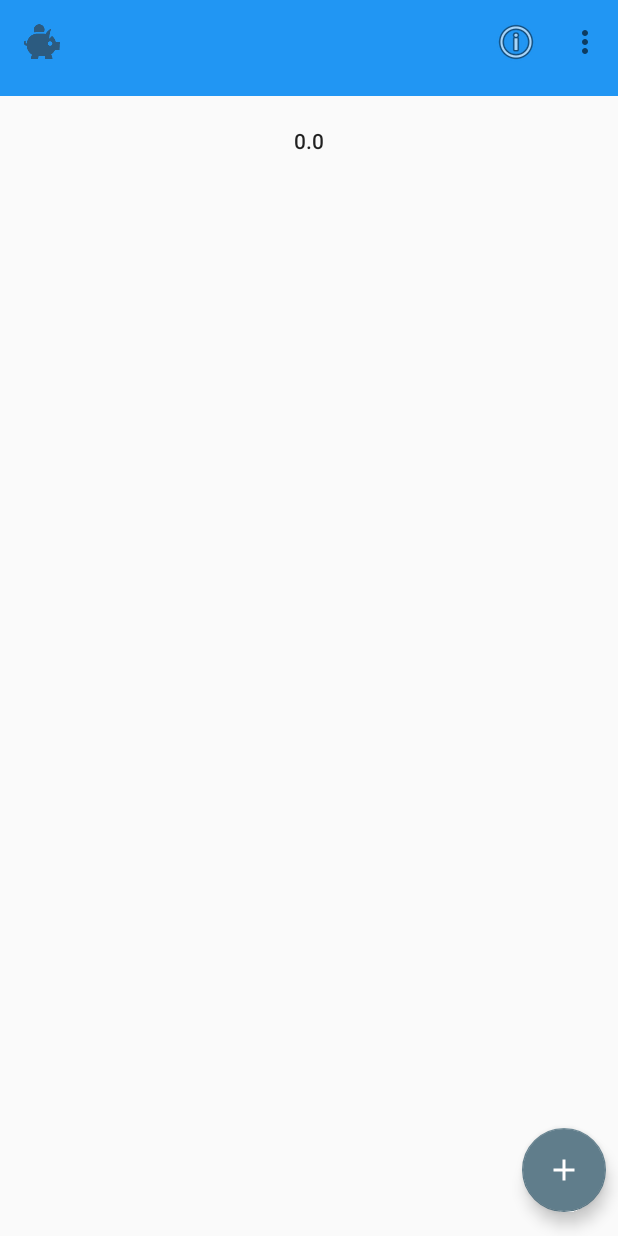
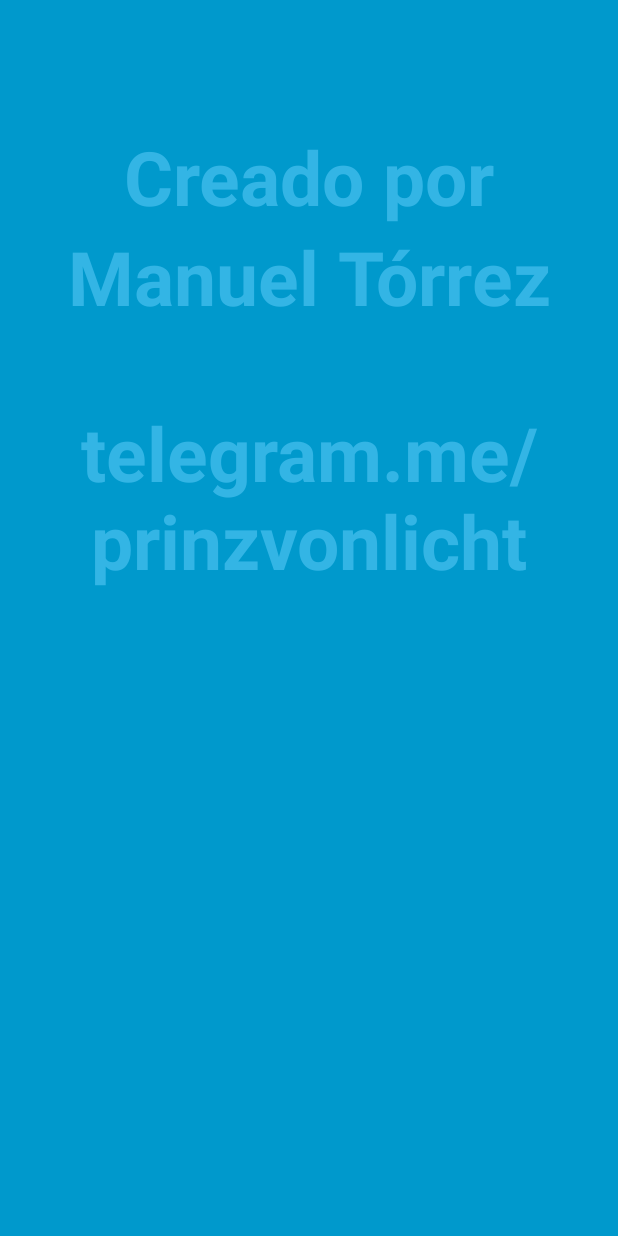
Before and after one commit to manueltorrez/android-app-guardalo, an Android app: the MainActivity screen opened directly, with no data from a screen before it, after a tap on "Total", on a phone screen of 412 x 824 dp. Run offline under Robolectric (Android 15) with nearby library versions, the phone set to English and light mode, and no system bars; our stand-ins replace Firebase (no records; nobody signed in at launch, a user with empty details on screens opened directly); libraries missing offline, so code that uses them is left out: com.chocoyo.labs, jp.wasabeef.recyclerview; 7 statements that could not run were skipped.

Commit message:
About app activity added

```diff
--- /dev/null
+++ b/Guardalo/app/src/main/java/com/gangofseven/labs/app/guardalo/UI/activities/About.java
@@ -0,0 +1,179 @@
+package com.gangofseven.labs.app.guardalo.UI.activities;
+
+import android.annotation.SuppressLint;
+import android.content.Intent;
+import android.support.v7.app.ActionBar;
+import android.support.v7.app.AppCompatActivity;
+import android.os.Bundle;
+import android.os.Handler;
+import android.view.MotionEvent;
+import android.view.View;
+import android.widget.Button;
+
+import com.gangofseven.labs.app.guardalo.R;
+
+/**
+ * An example full-screen activity that shows and hides the system UI (i.e.
+ * status bar and navigation/system bar) with user interaction.
+ */
+public class About extends AppCompatActivity {
+    /**
+     * Whether or not the system UI should be auto-hidden after
+     * {@link #AUTO_HIDE_DELAY_MILLIS} milliseconds.
+     */
+
+    private Button dummy;
+
+    private static final boolean AUTO_HIDE = true;
+
+    /**
+     * If {@link #AUTO_HIDE} is set, the number of milliseconds to wait after
+     * user interaction before hiding the system UI.
+     */
+    private static final int AUTO_HIDE_DELAY_MILLIS = 3000;
+
+    /**
+     * Some older devices needs a small delay between UI widget updates
+     * and a change of the status and navigation bar.
+     */
+    private static final int UI_ANIMATION_DELAY = 300;
+    private final Handler mHideHandler = new Handler();
+    private View mContentView;
+    private final Runnable mHidePart2Runnable = new Runnable() {
+        @SuppressLint("InlinedApi")
+        @Override
+        public void run() {
+            // Delayed removal of status and navigation bar
+
+            // Note that some of these constants are new as of API 16 (Jelly Bean)
+            // and API 19 (KitKat). It is safe to use them, as they are inlined
+            // at compile-time and do nothing on earlier devices.
+            mContentView.setSystemUiVisibility(View.SYSTEM_UI_FLAG_LOW_PROFILE
+                    | View.SYSTEM_UI_FLAG_FULLSCREEN
+                    | View.SYSTEM_UI_FLAG_LAYOUT_STABLE
+                    | View.SYSTEM_UI_FLAG_IMMERSIVE_STICKY
+                    | View.SYSTEM_UI_FLAG_LAYOUT_HIDE_NAVIGATION
+                    | View.SYSTEM_UI_FLAG_HIDE_NAVIGATION);
+        }
+    };
+    private View mControlsView;
+    private final Runnable mShowPart2Runnable = new Runnable() {
+        @Override
+        public void run() {
+            // Delayed display of UI elements
+            ActionBar actionBar = getSupportActionBar();
+            if (actionBar != null) {
+                actionBar.show();
+            }
+            mControlsView.setVisibility(View.VISIBLE);
+        }
+    };
+    private boolean mVisible;
+    private final Runnable mHideRunnable = new Runnable() {
+        @Override
+        public void run() {
+            hide();
+        }
+    };
+    /**
+     * Touch listener to use for in-layout UI controls to delay hiding the
+     * system UI. This is to prevent the jarring behavior of controls going away
+     * while interacting with activity UI.
+     */
+    private final View.OnTouchListener mDelayHideTouchListener = new View.OnTouchListener() {
+        @Override
+        public boolean onTouch(View view, MotionEvent motionEvent) {
+            if (AUTO_HIDE) {
+                delayedHide(AUTO_HIDE_DELAY_MILLIS);
+            }
+            return false;
+        }
+    };
+
+    @Override
+    protected void onCreate(Bundle savedInstanceState) {
+        super.onCreate(savedInstanceState);
+
+        setContentView(R.layout.activity_about);
+
+        mVisible = true;
+        mControlsView = findViewById(R.id.fullscreen_content_controls);
+        mContentView = findViewById(R.id.fullscreen_content);
+
+
+        // Set up the user interaction to manually show or hide the system UI.
+        mContentView.setOnClickListener(new View.OnClickListener() {
+            @Override
+            public void onClick(View view) {
+                toggle();
+            }
+        });
+
+        // Upon interacting with UI controls, delay any scheduled hide()
+        // operations to prevent the jarring behavior of controls going away
+        // while interacting with the UI.
+        findViewById(R.id.dummy_button).setOnTouchListener(mDelayHideTouchListener);
+
+        dummy = (Button) findViewById(R.id.dummy_button);
+        dummy.setOnClickListener(new View.OnClickListener() {
+            @Override
+            public void onClick(View view) {
+                Intent i = new Intent(About.this, MainActivity.class);
+                startActivity(i);
+            }
+        });
+    }
+
+    @Override
+    protected void onPostCreate(Bundle savedInstanceState) {
+        super.onPostCreate(savedInstanceState);
+
+        // Trigger the initial hide() shortly after the activity has been
+        // created, to briefly hint to the user that UI controls
+        // are available.
+        delayedHide(100);
+    }
+
+    private void toggle() {
+        if (mVisible) {
+            hide();
+        } else {
+            show();
+        }
+    }
+
+    private void hide() {
+        // Hide UI first
+        ActionBar actionBar = getSupportActionBar();
+        if (actionBar != null) {
+            actionBar.hide();
+        }
+        mControlsView.setVisibility(View.GONE);
+        mVisible = false;
+
+        // Schedule a runnable to remove the status and navigation bar after a delay
+        mHideHandler.removeCallbacks(mShowPart2Runnable);
+        mHideHandler.postDelayed(mHidePart2Runnable, UI_ANIMATION_DELAY);
+    }
+
+    @SuppressLint("InlinedApi")
+    private void show() {
+        // Show the system bar
+        mContentView.setSystemUiVisibility(View.SYSTEM_UI_FLAG_LAYOUT_FULLSCREEN
+                | View.SYSTEM_UI_FLAG_LAYOUT_HIDE_NAVIGATION);
+        mVisible = true;
+
+        // Schedule a runnable to display UI elements after a delay
+        mHideHandler.removeCallbacks(mHidePart2Runnable);
+        mHideHandler.postDelayed(mShowPart2Runnable, UI_ANIMATION_DELAY);
+    }
+
+    /**
+     * Schedules a call to hide() in [delay] milliseconds, canceling any
+     * previously scheduled calls.
+     */
+    private void delayedHide(int delayMillis) {
+        mHideHandler.removeCallbacks(mHideRunnable);
+        mHideHandler.postDelayed(mHideRunnable, delayMillis);
+    }
+}
--- a/Guardalo/app/src/main/java/com/gangofseven/labs/app/guardalo/UI/activities/MainActivity.java
+++ b/Guardalo/app/src/main/java/com/gangofseven/labs/app/guardalo/UI/activities/MainActivity.java
@@ -105,11 +105,9 @@
         int id = item.getItemId();
 
         //noinspection SimplifiableIfStatement
-        if (id == R.id.action_settings) {
-            return true;
-        }
         if(id == R.id.action_refresh){
-            Toast.makeText(MainActivity.this, "Refresh App", Toast.LENGTH_LONG).show();
+            Intent i = new Intent(MainActivity.this, About.class);
+            startActivity(i);
         }
 
         return super.onOptionsItemSelected(item);
--- /dev/null
+++ b/Guardalo/app/src/main/res/layout/activity_about.xml
@@ -0,0 +1,72 @@
+<FrameLayout xmlns:android="http://schemas.android.com/apk/res/android"
+    xmlns:tools="http://schemas.android.com/tools"
+    android:layout_width="match_parent"
+    android:layout_height="match_parent"
+    android:background="#0099cc"
+    tools:context="com.gangofseven.labs.app.guardalo.UI.activities.About">
+
+    <!-- The primary full-screen view. This can be replaced with whatever view
+         is needed to present your content, e.g. VideoView, SurfaceView,
+         TextureView, etc. -->
+    <TextView
+        android:id="@+id/fullscreen_content"
+        android:layout_width="match_parent"
+        android:layout_height="369dp"
+        android:gravity="center"
+        android:keepScreenOn="true"
+        android:text="@string/author"
+        android:textColor="#33b5e5"
+        android:textSize="50sp"
+        android:textStyle="bold" />
+
+    <TextView
+        android:id="@+id/created_by"
+        android:layout_width="match_parent"
+        android:layout_height="235dp"
+        android:gravity="center"
+        android:keepScreenOn="true"
+        android:text="@string/created_by_"
+        android:textColor="#33b5e5"
+        android:textSize="50sp"
+        android:textStyle="bold" />
+
+    <TextView
+        android:id="@+id/telegram"
+        android:layout_width="match_parent"
+        android:layout_height="662dp"
+        android:gravity="center"
+        android:keepScreenOn="true"
+        android:text="@string/telegramS"
+        android:textColor="#33b5e5"
+        android:textSize="50sp"
+        android:textStyle="bold" />
+
+    <!-- This FrameLayout insets its children based on system windows using
+         android:fitsSystemWindows. -->
+    <FrameLayout
+        android:layout_width="match_parent"
+        android:layout_height="match_parent"
+        android:fitsSystemWindows="true">
+
+        <LinearLayout
+            android:id="@+id/fullscreen_content_controls"
+            style="?metaButtonBarStyle"
+            android:layout_width="match_parent"
+            android:layout_height="wrap_content"
+            android:layout_gravity="bottom|center_horizontal"
+            android:background="@color/black_overlay"
+            android:orientation="horizontal"
+            tools:ignore="UselessParent">
+
+            <Button
+                android:id="@+id/dummy_button"
+                style="?metaButtonBarButtonStyle"
+                android:layout_width="0dp"
+                android:layout_height="wrap_content"
+                android:layout_weight="1"
+                android:text="@string/dummy_button" />
+
+        </LinearLayout>
+    </FrameLayout>
+
+</FrameLayout>
--- a/Guardalo/app/src/main/res/menu/menu_main.xml
+++ b/Guardalo/app/src/main/res/menu/menu_main.xml
@@ -3,10 +3,7 @@
     xmlns:app="http://schemas.android.com/apk/res-auto"
     xmlns:tools="http://schemas.android.com/tools"
     tools:context=".UI.activities.MainActivity">
-    <item android:id="@+id/action_settings"
-        android:title="@string/action_settings"
-        android:orderInCategory="100"
-        app:showAsAction="never" />
+
 
     <item android:id="@+id/action_refresh"
         android:title="@string/action_info"
--- /dev/null
+++ b/Guardalo/app/src/main/res/values/attrs.xml
@@ -0,0 +1,12 @@
+<resources>
+
+    <!-- Declare custom theme attributes that allow changing which styles are
+         used for button bars depending on the API level.
+         ?android:attr/buttonBarStyle is new as of API 11 so this is
+         necessary to support previous API levels. -->
+    <declare-styleable name="ButtonBarContainerTheme">
+        <attr name="metaButtonBarStyle" format="reference" />
+        <attr name="metaButtonBarButtonStyle" format="reference" />
+    </declare-styleable>
+
+</resources>
--- a/Guardalo/app/src/main/res/values/colors.xml
+++ b/Guardalo/app/src/main/res/values/colors.xml
@@ -4,4 +4,6 @@
     <color name="colorPrimaryDark">#1976D2</color>
     <color name="colorAccent">#536DFE</color>
     <color name="amber">#607D8B</color>
+
+    <color name="black_overlay">#66000000</color>
 </resources>
--- a/Guardalo/app/src/main/res/values/strings.xml
+++ b/Guardalo/app/src/main/res/values/strings.xml
@@ -1,6 +1,5 @@
 <resources>
     <string name="app_name">Guardalo</string>
-    <string name="action_settings">Settings</string>
     <string name="action_info">Total</string>
     <string name="action_new">Add</string>
     <string name="logo_desc">App logo</string>
@@ -8,4 +7,13 @@
     <string name="deposit_date">Deposit date</string>
     <string name="add">Guardar</string>
     <string name="delete">Extraer</string>
+
+    <string name="title_activity_about">About</string>
+    <string name="dummy_button">Volver</string>
+    <string name="dummy_content">DUMMY\nCONTENT</string>
+
+    <string name="telegramS">telegram.me/prinzvonlicht</string>
+    <string name="created_by_">Creado por</string>
+    <string name="author">Manuel Tórrez</string>
+
 </resources>
--- a/Guardalo/app/src/main/res/values/styles.xml
+++ b/Guardalo/app/src/main/res/values/styles.xml
@@ -20,4 +20,16 @@
         <item name="windowActionBar">false</item>
     </style>
 
+    <style name="FullscreenTheme" parent="AppTheme">
+        <item name="android:actionBarStyle">@style/FullscreenActionBarStyle</item>
+        <item name="android:windowActionBarOverlay">true</item>
+        <item name="android:windowBackground">@null</item>
+        <item name="metaButtonBarStyle">?android:attr/buttonBarStyle</item>
+        <item name="metaButtonBarButtonStyle">?android:attr/buttonBarButtonStyle</item>
+    </style>
+
+    <style name="FullscreenActionBarStyle" parent="Widget.AppCompat.ActionBar">
+        <item name="android:background">@color/black_overlay</item>
+    </style>
+
 </resources>
```
Also changed, not shown: Guardalo/app/build.gradle (+7 -6 lines), Guardalo/app/src/main/AndroidManifest.xml (+7 -5 lines).
